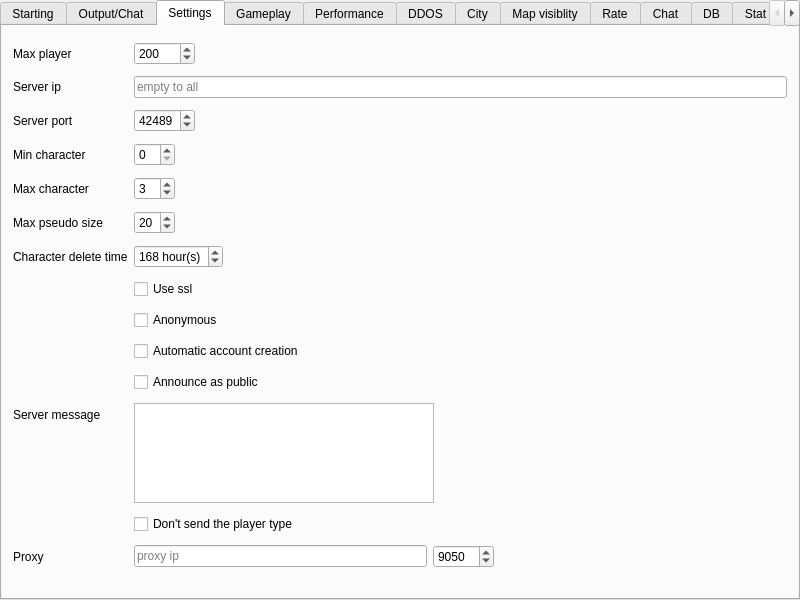
First picture: the form in server/MainWindow.ui, repository alphaonex86/CatchChallenger, before the edit.
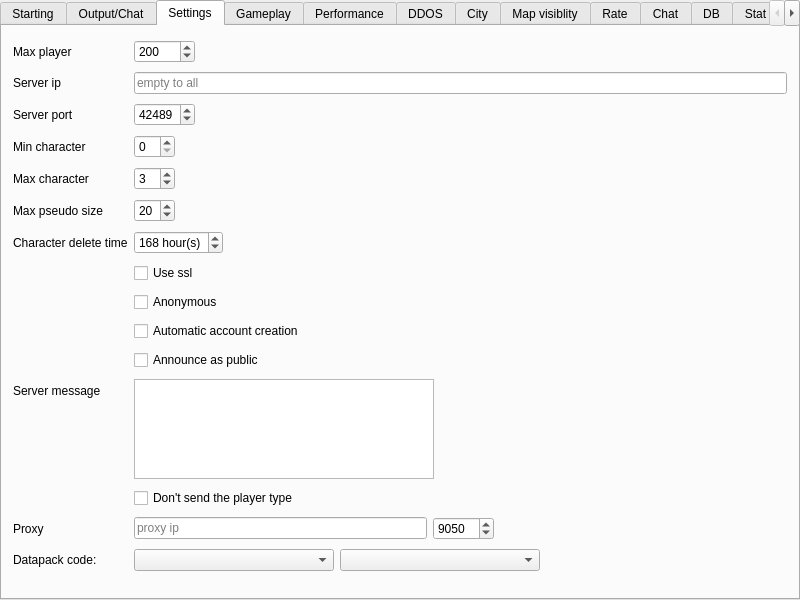
Second picture: the form after the edit. The open tabs and pages were chosen to show the change. Icons and pictures are not drawn.

```diff
--- a/server/MainWindow.ui
+++ b/server/MainWindow.ui
@@ -454,6 +454,37 @@
           </item>
          </layout>
         </item>
+        <item row="16" column="1">
+         <layout class="QHBoxLayout" name="horizontalLayout_11">
+          <item>
+           <widget class="QComboBox" name="mainDatapackCode">
+            <property name="minimumSize">
+             <size>
+              <width>200</width>
+              <height>0</height>
+             </size>
+            </property>
+           </widget>
+          </item>
+          <item>
+           <widget class="QComboBox" name="subDatapackCode">
+            <property name="minimumSize">
+             <size>
+              <width>200</width>
+              <height>0</height>
+             </size>
+            </property>
+           </widget>
+          </item>
+         </layout>
+        </item>
+        <item row="16" column="0">
+         <widget class="QLabel" name="label_53">
+          <property name="text">
+           <string>Datapack code:</string>
+          </property>
+         </widget>
+        </item>
        </layout>
       </widget>
       <widget class="QWidget" name="gameplay">
```
Left out of the diff: 2 changed lines with no effect on the pictures.
